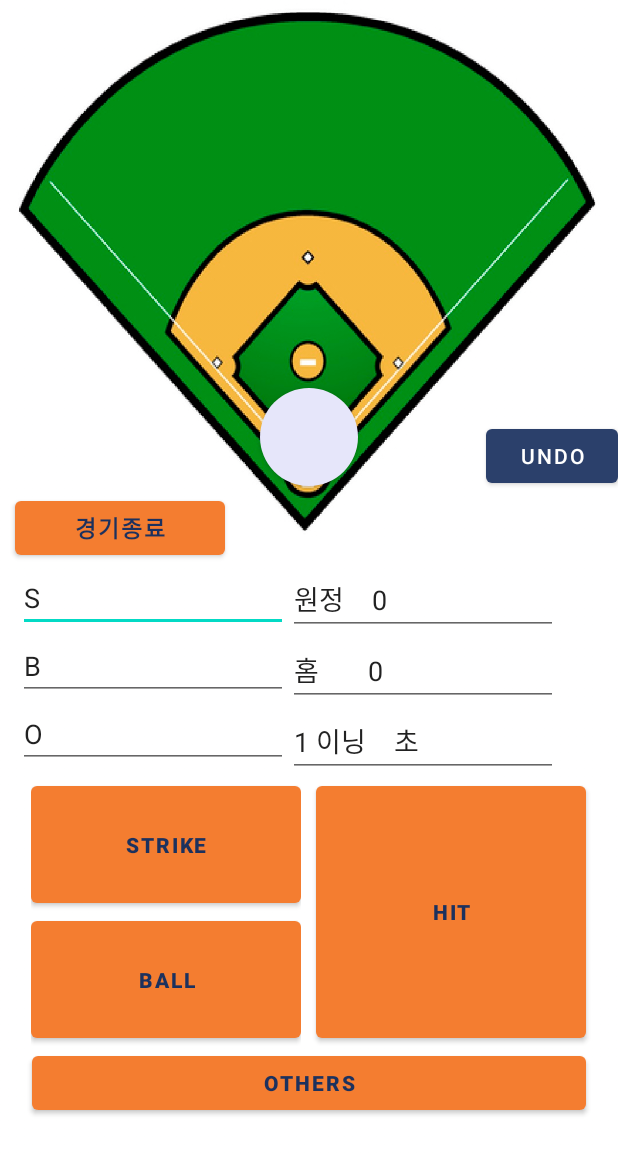
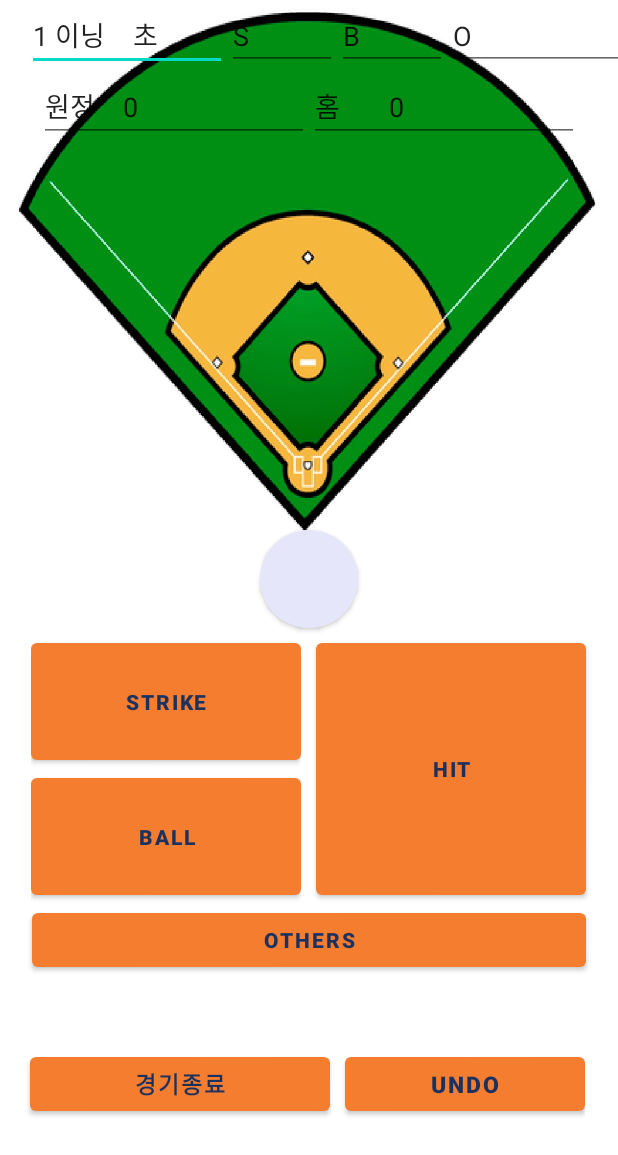
Before and after one commit to KONGLACK/kpu_nowinning, an Android app: the screen it shows after launch (BSOActivity), on a phone screen of 412 x 824 dp. Shown: the top 1155 px of the screen. Run offline under Robolectric (Android 15) with nearby library versions, the phone set to English and light mode, and no system bars; our stand-ins replace Volley.

Commit message:
스코어보드 수정중

```diff
--- a/app/src/main/res/layout/activity_ballstrike.xml
+++ b/app/src/main/res/layout/activity_ballstrike.xml
@@ -5,106 +5,84 @@
     xmlns:app="http://schemas.android.com/apk/res-auto"
     xmlns:tools="http://schemas.android.com/tools"
 
+
     android:background="@drawable/sizefield"
+    android:orientation="vertical">
 
-    android:orientation="vertical">
+    <LinearLayout
+        android:id="@+id/LL_board"
+        android:layout_width="match_parent"
+        android:layout_height="wrap_content"
+        android:orientation="vertical"
+        android:layout_gravity="center"
+        android:gravity="center">
+
+        <LinearLayout
+            android:layout_width="wrap_content"
+            android:layout_height="wrap_content"
+            android:layout_marginLeft="12dp"
+            android:orientation="horizontal"
+            android:weightSum="9">
+
+            <EditText
+                android:id="@+id/et_ini"
+                android:layout_width="180dp"
+                android:layout_height="wrap_content"
+                android:layout_weight="3"
+                android:text="1 이닝    초" />
+
+            <EditText
+                android:id="@+id/et_strike"
+                android:layout_width="120dp"
+                android:layout_height="wrap_content"
+                android:layout_weight="3"
+                android:text="S" />
+
+            <EditText
+                android:id="@+id/et_ball"
+                android:layout_width="120dp"
+                android:layout_height="wrap_content"
+                android:layout_weight="3"
+                android:text="B" />
+
+            <EditText
+                android:id="@+id/et_out"
+                android:layout_width="120dp"
+                android:layout_height="wrap_content"
+                android:layout_weight="3"
+                android:text="O" />
+
+
+        </LinearLayout>
+
+        <LinearLayout
+            android:id="@+id/sc_board"
+            android:layout_width="wrap_content"
+            android:layout_height="wrap_content"
+            android:gravity="center"
+            android:orientation="horizontal"
+            android:weightSum="9">
+
+            <EditText
+                android:id="@+id/et_ascore"
+                android:layout_width="180dp"
+                android:layout_height="wrap_content"
+                android:layout_weight="3"
+                android:text="AWAY 0" />
+
+            <EditText
+                android:id="@+id/et_hscore"
+                android:layout_width="180dp"
+                android:layout_height="wrap_content"
+                android:layout_weight="3"
+                android:text="HOME 0"/>
+        </LinearLayout>
+
+
 
         <androidx.constraintlayout.widget.ConstraintLayout
             android:layout_width="match_parent"
             android:layout_height="328dp">
-
-       <!-- <LinearLayout
-            android:id="@+id/layout_HitPlace"
-            android:layout_width="0dp"
-            android:layout_height="237dp"
-            android:orientation="vertical"
-            android:weightSum="10"
-            app:layout_constraintEnd_toEndOf="parent"
-            app:layout_constraintStart_toStartOf="parent"
-            app:layout_constraintTop_toTopOf="parent">
-
-            <LinearLayout
-                android:layout_width="match_parent"
-                android:layout_height="match_parent"
-                android:layout_weight="5"
-                android:orientation="horizontal">
-
-                <Button
-                    android:id="@+id/hitPlace1"
-                    android:layout_width="wrap_content"
-                    android:layout_height="match_parent"
-                    android:layout_weight="3"
-                    android:background="#00ff0000">
-
-                </Button>
-
-                <Button
-                    android:id="@+id/hitPlace2"
-                    android:layout_width="wrap_content"
-                    android:layout_height="match_parent"
-                    android:layout_weight="3"
-                    android:background="#00ff0000">
-
-
-                </Button>
-
-                <Button
-                    android:id="@+id/hitPlace3"
-                    android:layout_width="wrap_content"
-                    android:layout_height="match_parent"
-                    android:layout_weight="3"
-                    android:background="#00ff0000">
-
-                </Button>
-
-            </LinearLayout>
-
-            <LinearLayout
-                android:layout_width="match_parent"
-                android:layout_height="match_parent"
-                android:layout_weight="5"
-                android:orientation="horizontal">
-
-                <Button
-                    android:id="@+id/hitPlace4"
-                    android:layout_width="wrap_content"
-                    android:layout_height="match_parent"
-                    android:layout_weight="3"
-                    android:background="#00ff0000">
-
-                </Button>
-
-                <Button
-                    android:id="@+id/hitPlace5"
-                    android:layout_width="wrap_content"
-                    android:layout_height="match_parent"
-                    android:layout_weight="3"
-                    android:background="#00ff0000">
-
-                </Button>
-
-                <Button
-                    android:id="@+id/hitPlace6"
-                    android:layout_width="wrap_content"
-                    android:layout_height="match_parent"
-                    android:layout_weight="3"
-                    android:background="#00ff0000">
-
-                </Button>
-
-            </LinearLayout>
-
-
-        </LinearLayout>
--->
-        <Button
-            android:id="@+id/btn_Undo"
-            android:layout_width="wrap_content"
-            android:layout_height="wrap_content"
-            android:text="UNDO"
-            app:layout_constraintBottom_toBottomOf="parent"
-            app:layout_constraintEnd_toEndOf="parent" />
-
 
             <Button
                 android:id="@+id/img0"
@@ -164,19 +142,6 @@
 
 
         </androidx.constraintlayout.widget.ConstraintLayout>
-
-    <Button
-        android:id="@+id/finish_button"
-        android:layout_width="140dp"
-        android:layout_height="wrap_content"
-        android:layout_marginLeft="10dp"
-        android:layout_marginRight="10dp"
-        android:text="경기종료"
-        android:textColor="#1C315E"
-        android:textSize="15dp"
-        android:textStyle="bold"
-        app:backgroundTint="#F47D30" />
-
         <LinearLayout
             android:layout_width="match_parent"
             android:layout_height="wrap_content"
@@ -185,82 +150,7 @@
             <LinearLayout
                 android:layout_width="wrap_content"
                 android:layout_height="wrap_content"
-            android:orientation="horizontal"
-            />
-
-
-
-
-
-        <LinearLayout
-            android:id="@+id/LL_board"
-            android:layout_width="match_parent"
-            android:layout_height="wrap_content"
-            android:orientation="horizontal"
-            android:layout_gravity="center">
-
-            <LinearLayout
-                android:layout_width="wrap_content"
-                android:layout_height="wrap_content"
-                android:layout_marginLeft="12dp"
-                android:orientation="vertical"
-                android:weightSum="9">
-
-
-                <EditText
-                    android:id="@+id/et_strike"
-                    android:layout_width="180dp"
-                    android:layout_height="wrap_content"
-                    android:layout_weight="3"
-                    android:text="S" />
-
-                <EditText
-                    android:id="@+id/et_ball"
-                    android:layout_width="180dp"
-                    android:layout_height="wrap_content"
-                    android:layout_weight="3"
-                    android:text="B" />
-
-                <EditText
-                    android:id="@+id/et_out"
-                    android:layout_width="180dp"
-                    android:layout_height="wrap_content"
-                    android:layout_weight="3"
-                    android:text="O" />
-            </LinearLayout>
-
-            <LinearLayout
-                android:id="@+id/sc_board"
-                android:layout_width="wrap_content"
-                android:layout_height="wrap_content"
-                android:gravity="right"
-                android:orientation="vertical"
-                android:weightSum="9">
-
-                <EditText
-                    android:id="@+id/et_ascore"
-                    android:layout_width="180dp"
-                    android:layout_height="wrap_content"
-                    android:layout_weight="3"
-                    android:text="원정   AWAY 0" />
-
-                <EditText
-                    android:id="@+id/et_hscore"
-                    android:layout_width="180dp"
-                    android:layout_height="wrap_content"
-                    android:layout_weight="3"
-                    android:text="홈      HOME 0"/>
-
-                <EditText
-                    android:id="@+id/et_ini"
-                    android:layout_width="180dp"
-                    android:layout_height="wrap_content"
-                    android:layout_weight="3"
-                    android:text="1 이닝    초" />
-
-            </LinearLayout>
-
-
+                android:orientation="horizontal" />
         </LinearLayout>
 
         <FrameLayout
@@ -357,8 +247,41 @@
                -->
             </LinearLayout>
 
+
+
         </FrameLayout>
 
     </LinearLayout>
 
+    <LinearLayout
+        android:layout_width="wrap_content"
+        android:layout_height="wrap_content"
+        android:orientation="horizontal">
+
+        <Button
+            android:id="@+id/finish_button"
+            android:layout_width="200dp"
+            android:layout_height="wrap_content"
+            android:layout_marginLeft="20dp"
+            android:layout_marginRight="10dp"
+            android:text="경기종료"
+            android:textColor="#1C315E"
+            android:textSize="15dp"
+            android:textStyle="bold"
+            app:backgroundTint="#F47D30" />
+
+        <Button
+            android:id="@+id/btn_Undo"
+            android:layout_width="160dp"
+            android:layout_height="wrap_content"
+            android:text="UNDO"
+            android:textColor="#1C315E"
+            android:textSize="15dp"
+            android:textStyle="bold"
+            app:backgroundTint="#F47D30"
+            app:layout_constraintBottom_toBottomOf="parent"
+            app:layout_constraintEnd_toEndOf="parent" />
+
     </LinearLayout>
+
+</LinearLayout>
```
Lines whose indentation alone changed are shown as unchanged.
